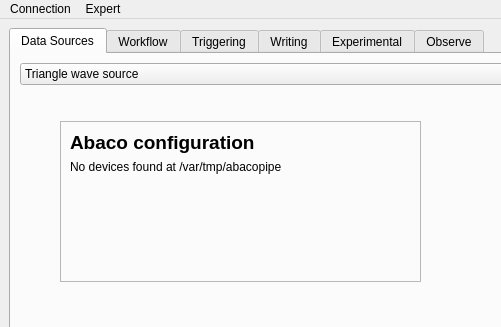
Above: dc.ui from usnistgov/dastardcommander before the change; both pictures show x 0 to 501 and y 0 to 327 of the 925 by 762 pixel window. Below: the same form after it.
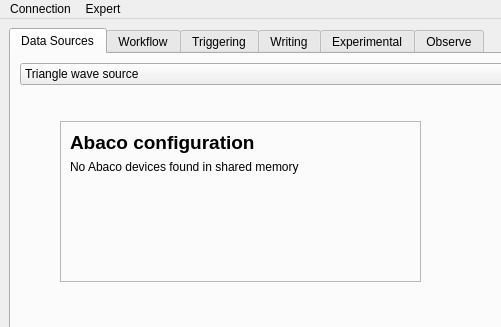
That is the form after the change. The open tabs and pages were chosen to show the change. Icons and pictures are not drawn.

Commit message:
Tweak Abaco configuration widget
Clarify that card 3 is for test data only

Diff of the .ui file:
```diff
--- a/dc.ui
+++ b/dc.ui
@@ -894,7 +894,7 @@
              <item>
               <widget class="QLabel" name="noAbacoLabel">
                <property name="text">
-                <string>No devices found at /var/tmp/abacopipe</string>
+                <string>No Abaco devices found in shared memory</string>
                </property>
               </widget>
              </item>
```
The commit also changes 1 other file.
